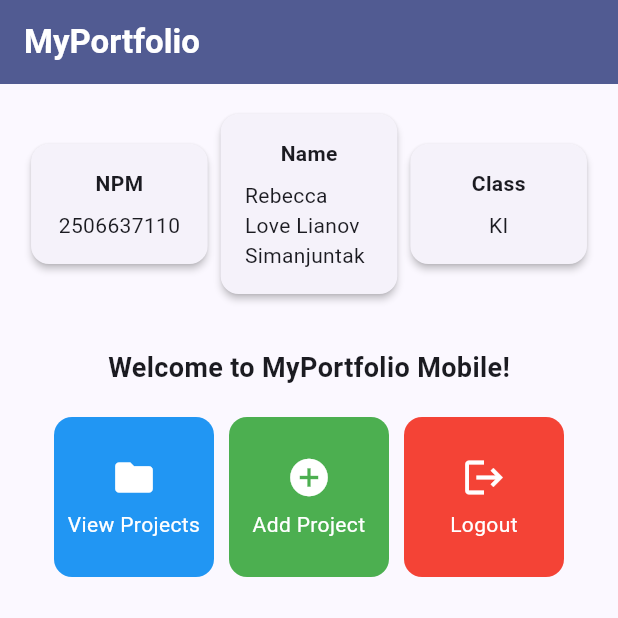
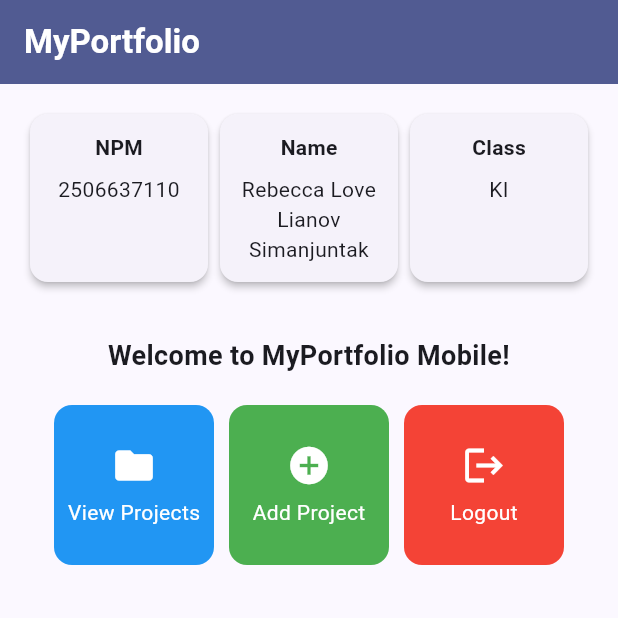
Before and after one commit to beccaovels/myportofolio_mobile, a Flutter app: the screen it shows after launch, on a phone screen of 412 x 824 dp, the top half of it. Run offline on Flutter 3.47's test engine with Material 3 defaults, Android fonts, the phone set to English and light mode, and no system bars; our stand-ins replace material_ui.

Commit message:
feat(menu): make home layout responsive across screen widths

```diff
--- a/lib/menu.dart
+++ b/lib/menu.dart
@@ -26,31 +26,36 @@ class MyHomePage extends StatelessWidget {
         ),
         backgroundColor: Theme.of(context).colorScheme.primary,
       ),
-      body: Padding(
+      // Scrollable so nothing overflows on short screens or in landscape.
+      body: SingleChildScrollView(
         padding: const EdgeInsets.all(16.0),
+        child: Center(
+          // Caps the content width so it stays readable on web/tablet.
+          child: ConstrainedBox(
+            constraints: const BoxConstraints(maxWidth: maxContentWidth),
             child: Column(
               crossAxisAlignment: CrossAxisAlignment.center,
               children: [
-            // Horizontal row showing 3 InfoCards.
-            Row(
-              mainAxisAlignment: MainAxisAlignment.spaceEvenly,
+                // Row of 3 InfoCards sharing the width equally; IntrinsicHeight
+                // keeps them the same height when a long name wraps.
+                IntrinsicHeight(
+                  child: Row(
+                    crossAxisAlignment: CrossAxisAlignment.stretch,
                     children: [
-                InfoCard(title: 'NPM', content: npm),
-                InfoCard(title: 'Name', content: nama),
-                InfoCard(title: 'Class', content: kelas),
+                      Expanded(child: InfoCard(title: 'NPM', content: npm)),
+                      Expanded(child: InfoCard(title: 'Name', content: nama)),
+                      Expanded(child: InfoCard(title: 'Class', content: kelas)),
                     ],
+                  ),
                 ),
 
                 const SizedBox(height: 16.0),
 
-            // Greeting and 3-column action grid.
-            Center(
-              child: Column(
-                children: [
                 const Padding(
                   padding: EdgeInsets.only(top: 16.0),
                   child: Text(
                     'Welcome to MyPortfolio Mobile!',
+                    textAlign: TextAlign.center,
                     style: TextStyle(
                       fontWeight: FontWeight.bold,
                       fontSize: 18.0,
@@ -58,24 +63,40 @@ class MyHomePage extends StatelessWidget {
                   ),
                 ),
 
-                  GridView.count(
-                    primary: true,
+                // Action grid whose column count adapts to the available width.
+                LayoutBuilder(
+                  builder: (context, constraints) {
+                    return GridView.count(
+                      // The outer SingleChildScrollView handles scrolling.
+                      shrinkWrap: true,
+                      physics: const NeverScrollableScrollPhysics(),
                       padding: const EdgeInsets.all(20),
                       crossAxisSpacing: 10,
                       mainAxisSpacing: 10,
-                    crossAxisCount: 3,
-                    shrinkWrap: true,
+                      crossAxisCount: gridColumnsFor(constraints.maxWidth),
                       children: items.map((ItemHomepage item) {
                         return ItemCard(item);
                       }).toList(),
+                    );
+                  },
                 ),
               ],
             ),
           ),
-          ],
         ),
       ),
     );
+  }
+
+  /// Maximum width of the page content on wide screens (web, tablet).
+  static const double maxContentWidth = 800;
+
+  /// Returns how many action-card columns fit in [width]:
+  /// 2 on very narrow phones, 3 on regular phones, 4 on tablets/web.
+  static int gridColumnsFor(double width) {
+    if (width < 360) return 2;
+    if (width < 600) return 3;
+    return 4;
   }
 }
 
@@ -90,9 +111,10 @@ class InfoCard extends StatelessWidget {
   Widget build(BuildContext context) {
     return Card(
       elevation: 2.0,
-      child: Container(
-        width: MediaQuery.of(context).size.width / 3.5,
-        padding: const EdgeInsets.all(16.0),
+      // Width comes from the parent (Expanded), so long text wraps
+      // instead of overflowing on narrow screens.
+      child: Padding(
+        padding: const EdgeInsets.all(12.0),
         child: Column(
           children: [
             Text(
@@ -100,7 +122,7 @@ class InfoCard extends StatelessWidget {
               style: const TextStyle(fontWeight: FontWeight.bold),
             ),
             const SizedBox(height: 8.0),
-            Text(content),
+            Text(content, textAlign: TextAlign.center),
           ],
         ),
       ),
@@ -136,7 +158,10 @@ class ItemCard extends StatelessWidget {
         },
         child: Container(
           padding: const EdgeInsets.all(8),
-          child: Center(
+          // scaleDown shrinks the icon+label only when the card is too small
+          // (narrow screens, large accessibility text) instead of overflowing.
+          child: FittedBox(
+            fit: BoxFit.scaleDown,
             child: Column(
               mainAxisAlignment: MainAxisAlignment.center,
               children: [
```
Lines whose indentation alone changed are shown as unchanged.
